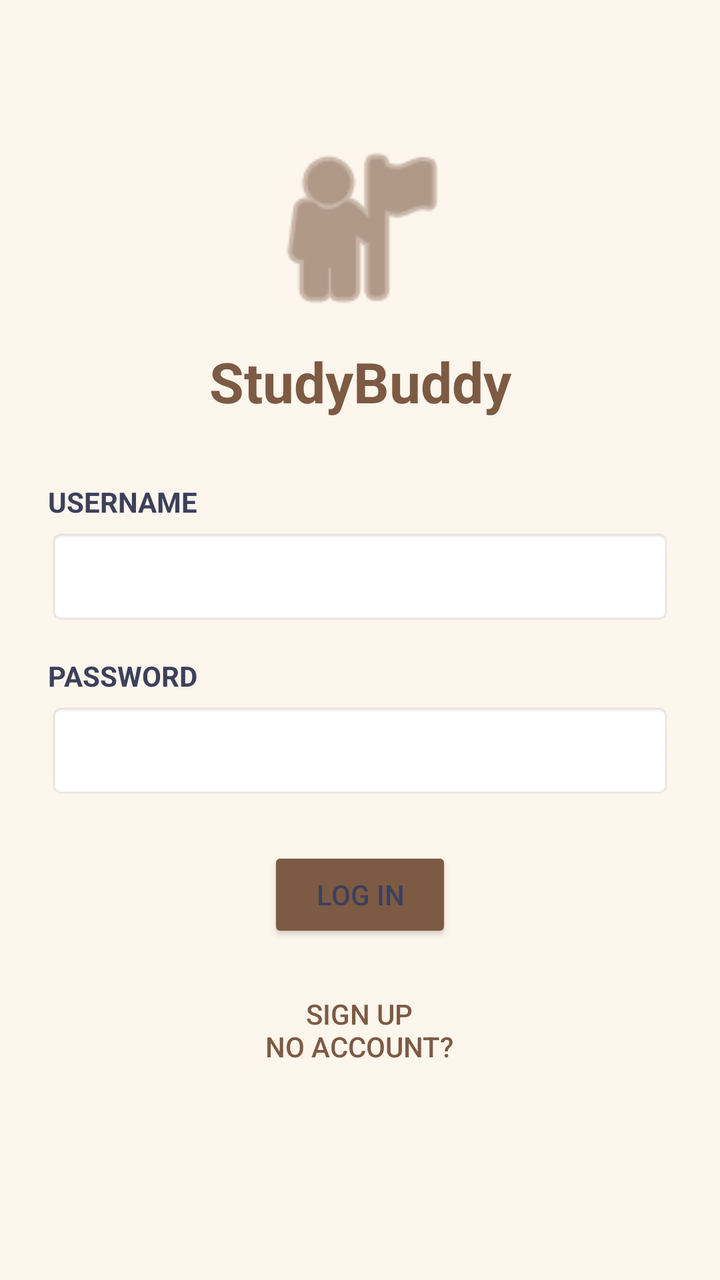
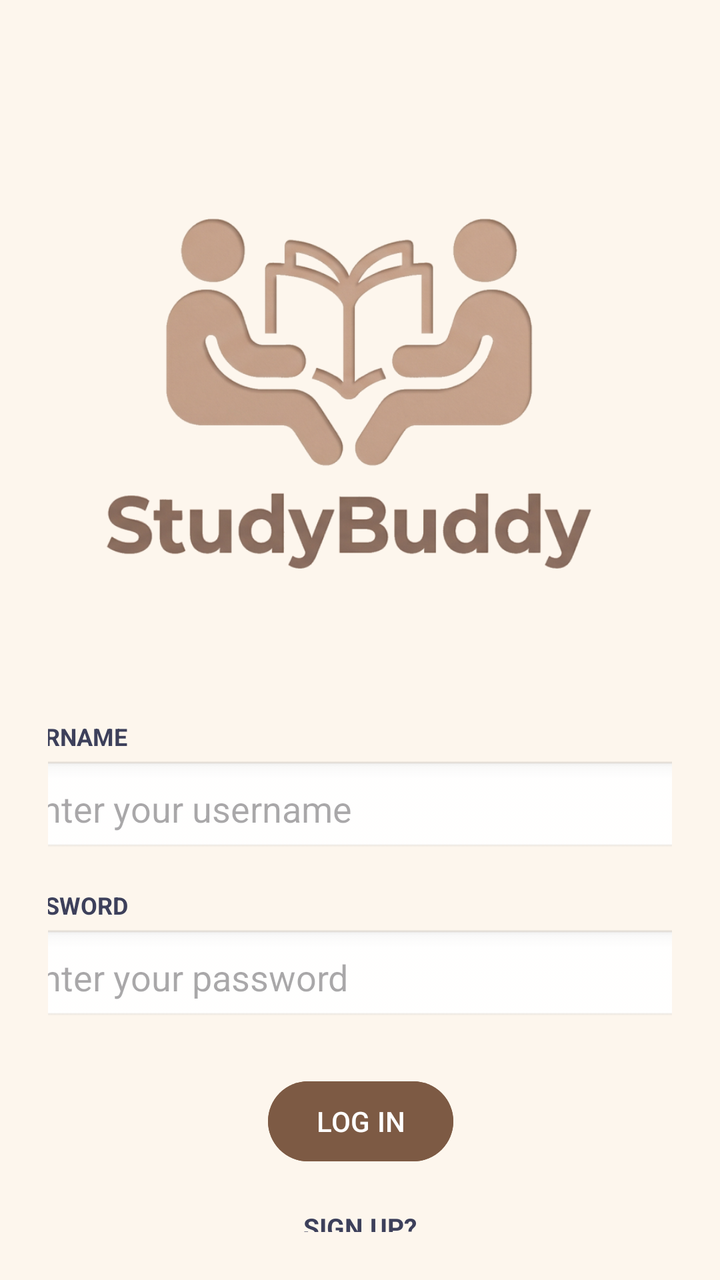

Compare the two renders of this Android layout. The source of the first and the diff that turns it into the second are given below.
<!-- AndroidManifest.xml: application theme Theme.ProjectStudyBuddy1 -->
<!-- res/layout/activity_login.xml -->
<?xml version="1.0" encoding="utf-8"?>
<ScrollView xmlns:android="http://schemas.android.com/apk/res/android"
    xmlns:app="http://schemas.android.com/apk/res-auto"
    xmlns:tools="http://schemas.android.com/tools"
    android:layout_width="match_parent"
    android:layout_height="match_parent"
    android:background="@color/bg_cream"
    android:fillViewport="true">

    <androidx.constraintlayout.widget.ConstraintLayout
        android:layout_width="match_parent"
        android:layout_height="wrap_content"
        android:padding="24dp">

        <ImageView
            android:id="@+id/ivLogoIcon"
            android:layout_width="100dp"
            android:layout_height="100dp"
            android:layout_marginTop="40dp"
            android:src="@android:drawable/ic_menu_myplaces"
            app:tint="@color/accent_brown"
            app:layout_constraintTop_toTopOf="parent"
            app:layout_constraintStart_toStartOf="parent"
            app:layout_constraintEnd_toEndOf="parent"
            android:contentDescription="StudyBuddy Logo" />

        <TextView
            android:id="@+id/tvBrandName"
            android:layout_width="wrap_content"
            android:layout_height="wrap_content"
            android:text="StudyBuddy"
            android:textSize="28sp"
            android:textStyle="bold"
            android:textColor="@color/accent_brown"
            android:layout_marginTop="8dp"
            app:layout_constraintTop_toBottomOf="@id/ivLogoIcon"
            app:layout_constraintStart_toStartOf="parent"
            app:layout_constraintEnd_toEndOf="parent"
            tools:ignore="HardcodedText" />

        <LinearLayout
            android:id="@+id/panelLogin"
            android:layout_width="0dp"
            android:layout_height="wrap_content"
            android:orientation="vertical"
            android:layout_marginTop="32dp"
            android:visibility="visible"
            app:layout_constraintWidth_max="420dp"
            app:layout_constraintTop_toBottomOf="@id/tvBrandName"
            app:layout_constraintStart_toStartOf="parent"
            app:layout_constraintEnd_toEndOf="parent">

            <TextView
                android:layout_width="wrap_content"
                android:layout_height="wrap_content"
                android:text="USERNAME"
                android:textStyle="bold"
                android:textColor="@color/text_dark"
                tools:ignore="HardcodedText" />

            <EditText
                android:id="@+id/etLoginUsername"
                android:layout_width="match_parent"
                android:layout_height="48dp"
                android:layout_marginTop="4dp"
                android:background="@android:drawable/editbox_background"
                android:paddingHorizontal="12dp"
                android:inputType="text"
                android:textColor="@color/text_dark"
                android:importantForAutofill="no"
                tools:ignore="LabelFor" />

            <TextView
                android:layout_width="wrap_content"
                android:layout_height="wrap_content"
                android:text="PASSWORD"
                android:textStyle="bold"
                android:textColor="@color/text_dark"
                android:layout_marginTop="16dp"
                tools:ignore="HardcodedText" />

            <EditText
                android:id="@+id/etLoginPassword"
                android:layout_width="match_parent"
                android:layout_height="48dp"
                android:layout_marginTop="4dp"
                android:background="@android:drawable/editbox_background"
                android:paddingHorizontal="12dp"
                android:inputType="textPassword"
                android:textColor="@color/text_dark"
                android:importantForAutofill="no"
                tools:ignore="LabelFor" />

            <Button
                android:id="@+id/btnLoginSubmit"
                android:layout_width="wrap_content"
                android:layout_height="wrap_content"
                android:layout_gravity="center"
                android:layout_marginTop="24dp"
                android:text="LOG IN"
                android:textColor="@color/text_dark"
                android:backgroundTint="@android:color/white"
                style="@android:style/Widget.DeviceDefault.Button"
                tools:ignore="HardcodedText" />

            <Button
                android:id="@+id/btnSwitchToSignup"
                android:layout_width="wrap_content"
                android:layout_height="wrap_content"
                android:layout_gravity="center"
                android:layout_marginTop="16dp"
                android:text="SIGN UP\nNO ACCOUNT?"
                style="@android:style/Widget.DeviceDefault.Button.Borderless"
                android:textColor="@color/accent_brown"
                android:gravity="center"
                tools:ignore="HardcodedText" />
        </LinearLayout>

        <LinearLayout
            android:id="@+id/panelSignup"
            android:layout_width="0dp"
            android:layout_height="wrap_content"
            android:orientation="vertical"
            android:layout_marginTop="32dp"
            android:visibility="gone"
            app:layout_constraintWidth_max="420dp"
            app:layout_constraintTop_toBottomOf="@id/tvBrandName"
            app:layout_constraintStart_toStartOf="parent"
            app:layout_constraintEnd_toEndOf="parent">

            <TextView
                android:layout_width="wrap_content"
                android:layout_height="wrap_content"
                android:text="USERNAME"
                android:textStyle="bold"
                android:textColor="@color/text_dark"
                tools:ignore="HardcodedText" />

            <EditText
                android:id="@+id/etSignupUsername"
                android:layout_width="match_parent"
                android:layout_height="48dp"
                android:layout_marginTop="4dp"
                android:background="@android:drawable/editbox_background"
                android:paddingHorizontal="12dp"
                android:inputType="text"
                android:textColor="@color/text_dark"
                android:importantForAutofill="no"
                tools:ignore="LabelFor" />

            <TextView
                android:layout_width="wrap_content"
                android:layout_height="wrap_content"
                android:text="PASSWORD"
                android:textStyle="bold"
                android:textColor="@color/text_dark"
                android:layout_marginTop="16dp"
                tools:ignore="HardcodedText" />

            <EditText
                android:id="@+id/etSignupPassword"
                android:layout_width="match_parent"
                android:layout_height="48dp"
                android:layout_marginTop="4dp"
                android:background="@android:drawable/editbox_background"
                android:paddingHorizontal="12dp"
                android:inputType="textPassword"
                android:textColor="@color/text_dark"
                android:importantForAutofill="no"
                tools:ignore="LabelFor" />

            <TextView
                android:layout_width="wrap_content"
                android:layout_height="wrap_content"
                android:text="CONFIRM PASSWORD"
                android:textStyle="bold"
                android:textColor="@color/text_dark"
                android:layout_marginTop="16dp"
                tools:ignore="HardcodedText" />

            <EditText
                android:id="@+id/etSignupConfirmPassword"
                android:layout_width="match_parent"
                android:layout_height="48dp"
                android:layout_marginTop="4dp"
                android:background="@android:drawable/editbox_background"
                android:paddingHorizontal="12dp"
                android:inputType="textPassword"
                android:textColor="@color/text_dark"
                android:importantForAutofill="no"
                tools:ignore="LabelFor" />

            <Button
                android:id="@+id/btnSignupSubmit"
                android:layout_width="wrap_content"
                android:layout_height="wrap_content"
                android:layout_gravity="center"
                android:layout_marginTop="24dp"
                android:text="SIGN-UP"
                android:textColor="@color/text_dark"
                android:backgroundTint="#F4A261"
                style="@android:style/Widget.DeviceDefault.Button"
                tools:ignore="HardcodedText" />

            <Button
                android:id="@+id/btnSwitchToLogin"
                android:layout_width="wrap_content"
                android:layout_height="wrap_content"
                android:layout_gravity="center"
                android:layout_marginTop="16dp"
                android:text="LOG IN\nACCOUNT CREATED?"
                style="@android:style/Widget.DeviceDefault.Button.Borderless"
                android:textColor="@color/text_dark"
                android:gravity="center"
                tools:ignore="HardcodedText" />
        </LinearLayout>

    </androidx.constraintlayout.widget.ConstraintLayout>
</ScrollView>
<!-- resources referenced by this layout -->
<resources>
  <color name="accent_brown">#7D5A44</color>
  <color name="bg_cream">#FDF6ED</color>
  <color name="text_dark">#3D405B</color>
  <style name="Theme.ProjectStudyBuddy1" parent="Theme.Material3.DayNight.NoActionBar">
          <item name="colorPrimary">@color/accent_brown</item>
          <item name="colorPrimaryDark">@color/accent_brown</item>
          <item name="colorAccent">@color/accent_orange</item>
  
          <item name="android:windowBackground">@color/bg_cream</item>
          <item name="android:colorBackground">@color/bg_cream</item>
  
          <item name="android:statusBarColor">@color/bg_cream</item>
          <item name="android:windowLightStatusBar">true</item>
  
          <item name="colorSurface">@color/card_white</item>
          <item name="colorOnSurface">@color/text_dark</item>
      </style>
  <color name="accent_orange">#E07A5F</color>
  <color name="card_white">#FFFFFF</color>
</resources>

<!-- the commit's change to res/layout/activity_login.xml (unified diff, before → after) -->
@@ -1,219 +1,211 @@
 <?xml version="1.0" encoding="utf-8"?>
-<ScrollView xmlns:android="http://schemas.android.com/apk/res/android"
+<androidx.constraintlayout.widget.ConstraintLayout
+    xmlns:android="http://schemas.android.com/apk/res/android"
     xmlns:app="http://schemas.android.com/apk/res-auto"
     xmlns:tools="http://schemas.android.com/tools"
+    android:id="@+id/main"
     android:layout_width="match_parent"
     android:layout_height="match_parent"
     android:background="@color/bg_cream"
-    android:fillViewport="true">
-
-    <androidx.constraintlayout.widget.ConstraintLayout
-        android:layout_width="match_parent"
+    android:padding="24dp">
+
+    <ImageView
+        android:id="@+id/ivLogoIcon"
+        android:layout_width="320dp"
+        android:layout_height="320dp"
+        android:layout_marginTop="16dp"
+        android:scaleType="fitCenter"
+        android:src="@drawable/image3"
+        android:contentDescription="App Logo"
+        app:layout_constraintTop_toTopOf="parent"
+        app:layout_constraintStart_toStartOf="parent"
+        app:layout_constraintEnd_toEndOf="parent" />
+
+    <LinearLayout
+        android:id="@+id/panelLogin"
+        android:layout_width="360dp"
         android:layout_height="wrap_content"
-        android:padding="24dp">
-
-        <ImageView
-            android:id="@+id/ivLogoIcon"
-            android:layout_width="100dp"
-            android:layout_height="100dp"
-            android:layout_marginTop="40dp"
-            android:src="@android:drawable/ic_menu_myplaces"
-            app:tint="@color/accent_brown"
-            app:layout_constraintTop_toTopOf="parent"
-            app:layout_constraintStart_toStartOf="parent"
-            app:layout_constraintEnd_toEndOf="parent"
-            android:contentDescription="StudyBuddy Logo" />
-
-        <TextView
-            android:id="@+id/tvBrandName"
-            android:layout_width="wrap_content"
-            android:layout_height="wrap_content"
-            android:text="StudyBuddy"
-            android:textSize="28sp"
-            android:textStyle="bold"
-            android:textColor="@color/accent_brown"
-            android:layout_marginTop="8dp"
-            app:layout_constraintTop_toBottomOf="@id/ivLogoIcon"
-            app:layout_constraintStart_toStartOf="parent"
-            app:layout_constraintEnd_toEndOf="parent"
-            tools:ignore="HardcodedText" />
-
-        <LinearLayout
-            android:id="@+id/panelLogin"
-            android:layout_width="0dp"
-            android:layout_height="wrap_content"
-            android:orientation="vertical"
-            android:layout_marginTop="32dp"
-            android:visibility="visible"
-            app:layout_constraintWidth_max="420dp"
-            app:layout_constraintTop_toBottomOf="@id/tvBrandName"
-            app:layout_constraintStart_toStartOf="parent"
-            app:layout_constraintEnd_toEndOf="parent">
-
-            <TextView
-                android:layout_width="wrap_content"
-                android:layout_height="wrap_content"
-                android:text="USERNAME"
-                android:textStyle="bold"
-                android:textColor="@color/text_dark"
-                tools:ignore="HardcodedText" />
-
-            <EditText
-                android:id="@+id/etLoginUsername"
-                android:layout_width="match_parent"
-                android:layout_height="48dp"
-                android:layout_marginTop="4dp"
-                android:background="@android:drawable/editbox_background"
-                android:paddingHorizontal="12dp"
-                android:inputType="text"
-                android:textColor="@color/text_dark"
-                android:importantForAutofill="no"
-                tools:ignore="LabelFor" />
-
-            <TextView
-                android:layout_width="wrap_content"
-                android:layout_height="wrap_content"
-                android:text="PASSWORD"
-                android:textStyle="bold"
-                android:textColor="@color/text_dark"
-                android:layout_marginTop="16dp"
-                tools:ignore="HardcodedText" />
-
-            <EditText
-                android:id="@+id/etLoginPassword"
-                android:layout_width="match_parent"
-                android:layout_height="48dp"
-                android:layout_marginTop="4dp"
-                android:background="@android:drawable/editbox_background"
-                android:paddingHorizontal="12dp"
-                android:inputType="textPassword"
-                android:textColor="@color/text_dark"
-                android:importantForAutofill="no"
-                tools:ignore="LabelFor" />
-
-            <Button
-                android:id="@+id/btnLoginSubmit"
-                android:layout_width="wrap_content"
-                android:layout_height="wrap_content"
-                android:layout_gravity="center"
-                android:layout_marginTop="24dp"
-                android:text="LOG IN"
-                android:textColor="@color/text_dark"
-                android:backgroundTint="@android:color/white"
-                style="@android:style/Widget.DeviceDefault.Button"
-                tools:ignore="HardcodedText" />
-
-            <Button
-                android:id="@+id/btnSwitchToSignup"
-                android:layout_width="wrap_content"
-                android:layout_height="wrap_content"
-                android:layout_gravity="center"
-                android:layout_marginTop="16dp"
-                android:text="SIGN UP\nNO ACCOUNT?"
-                style="@android:style/Widget.DeviceDefault.Button.Borderless"
-                android:textColor="@color/accent_brown"
-                android:gravity="center"
-                tools:ignore="HardcodedText" />
-        </LinearLayout>
-
-        <LinearLayout
-            android:id="@+id/panelSignup"
-            android:layout_width="0dp"
-            android:layout_height="wrap_content"
-            android:orientation="vertical"
-            android:layout_marginTop="32dp"
-            android:visibility="gone"
-            app:layout_constraintWidth_max="420dp"
-            app:layout_constraintTop_toBottomOf="@id/tvBrandName"
-            app:layout_constraintStart_toStartOf="parent"
-            app:layout_constraintEnd_toEndOf="parent">
-
-            <TextView
-                android:layout_width="wrap_content"
-                android:layout_height="wrap_content"
-                android:text="USERNAME"
-                android:textStyle="bold"
-                android:textColor="@color/text_dark"
-                tools:ignore="HardcodedText" />
-
-            <EditText
-                android:id="@+id/etSignupUsername"
-                android:layout_width="match_parent"
-                android:layout_height="48dp"
-                android:layout_marginTop="4dp"
-                android:background="@android:drawable/editbox_background"
-                android:paddingHorizontal="12dp"
-                android:inputType="text"
-                android:textColor="@color/text_dark"
-                android:importantForAutofill="no"
-                tools:ignore="LabelFor" />
-
-            <TextView
-                android:layout_width="wrap_content"
-                android:layout_height="wrap_content"
-                android:text="PASSWORD"
-                android:textStyle="bold"
-                android:textColor="@color/text_dark"
-                android:layout_marginTop="16dp"
-                tools:ignore="HardcodedText" />
-
-            <EditText
-                android:id="@+id/etSignupPassword"
-                android:layout_width="match_parent"
-                android:layout_height="48dp"
-                android:layout_marginTop="4dp"
-                android:background="@android:drawable/editbox_background"
-                android:paddingHorizontal="12dp"
-                android:inputType="textPassword"
-                android:textColor="@color/text_dark"
-                android:importantForAutofill="no"
-                tools:ignore="LabelFor" />
-
-            <TextView
-                android:layout_width="wrap_content"
-                android:layout_height="wrap_content"
-                android:text="CONFIRM PASSWORD"
-                android:textStyle="bold"
-                android:textColor="@color/text_dark"
-                android:layout_marginTop="16dp"
-                tools:ignore="HardcodedText" />
-
-            <EditText
-                android:id="@+id/etSignupConfirmPassword"
-                android:layout_width="match_parent"
-                android:layout_height="48dp"
-                android:layout_marginTop="4dp"
-                android:background="@android:drawable/editbox_background"
-                android:paddingHorizontal="12dp"
-                android:inputType="textPassword"
-                android:textColor="@color/text_dark"
-                android:importantForAutofill="no"
-                tools:ignore="LabelFor" />
-
-            <Button
-                android:id="@+id/btnSignupSubmit"
-                android:layout_width="wrap_content"
-                android:layout_height="wrap_content"
-                android:layout_gravity="center"
-                android:layout_marginTop="24dp"
-                android:text="SIGN-UP"
-                android:textColor="@color/text_dark"
-                android:backgroundTint="#F4A261"
-                style="@android:style/Widget.DeviceDefault.Button"
-                tools:ignore="HardcodedText" />
-
-            <Button
-                android:id="@+id/btnSwitchToLogin"
-                android:layout_width="wrap_content"
-                android:layout_height="wrap_content"
-                android:layout_gravity="center"
-                android:layout_marginTop="16dp"
-                android:text="LOG IN\nACCOUNT CREATED?"
-                style="@android:style/Widget.DeviceDefault.Button.Borderless"
-                android:textColor="@color/text_dark"
-                android:gravity="center"
-                tools:ignore="HardcodedText" />
-        </LinearLayout>
-
-    </androidx.constraintlayout.widget.ConstraintLayout>
-</ScrollView>
+        android:orientation="vertical"
+        android:visibility="visible"
+        app:layout_constraintTop_toBottomOf="@id/ivLogoIcon"
+        app:layout_constraintStart_toStartOf="parent"
+        app:layout_constraintEnd_toEndOf="parent">
+
+        <TextView
+            android:layout_width="wrap_content"
+            android:layout_height="wrap_content"
+            android:text="USERNAME"
+            android:textStyle="bold"
+            android:textSize="12sp"
+            android:textColor="@color/text_dark"
+            tools:ignore="HardcodedText" />
+
+        <EditText
+            android:id="@+id/etLoginUsername"
+            android:layout_width="match_parent"
+            android:layout_height="48dp"
+            android:layout_marginTop="4dp"
+            android:background="@android:drawable/edit_text"
+            android:padding="10dp"
+            android:inputType="textPersonName"
+            android:textColor="@color/text_dark"
+            android:hint="Enter your username"
+            android:importantForAutofill="no"
+            tools:ignore="HardcodedText" />
+
+        <TextView
+            android:layout_width="wrap_content"
+            android:layout_height="wrap_content"
+            android:layout_marginTop="16dp"
+            android:text="PASSWORD"
+            android:textStyle="bold"
+            android:textSize="12sp"
+            android:textColor="@color/text_dark"
+            tools:ignore="HardcodedText" />
+
+        <EditText
+            android:id="@+id/etLoginPassword"
+            android:layout_width="match_parent"
+            android:layout_height="48dp"
+            android:layout_marginTop="4dp"
+            android:background="@android:drawable/edit_text"
+            android:padding="10dp"
+            android:inputType="textPassword"
+            android:textColor="@color/text_dark"
+            android:hint="Enter your password"
+            android:importantForAutofill="no"
+            tools:ignore="HardcodedText" />
+
+        <Button
+            android:id="@+id/btnLoginSubmit"
+            android:layout_width="wrap_content"
+            android:layout_height="wrap_content"
+            android:layout_gravity="center_horizontal"
+            android:layout_marginTop="24dp"
+            android:paddingStart="24dp"
+            android:paddingEnd="24dp"
+            android:text="LOG IN"
+            android:textColor="@android:color/white"
+            android:backgroundTint="@color/accent_brown"
+            tools:ignore="HardcodedText" />
+
+        <TextView
+            android:id="@+id/btnSwitchToSignup"
+            android:layout_width="wrap_content"
+            android:layout_height="wrap_content"
+            android:layout_gravity="center_horizontal"
+            android:layout_marginTop="20dp"
+            android:gravity="center"
+            android:text="SIGN UP?\nNO ACCOUNT?"
+            android:textColor="@color/text_dark"
+            android:textSize="13sp"
+            android:textStyle="bold"
+            tools:ignore="HardcodedText" />
+    </LinearLayout>
+
+    <LinearLayout
+        android:id="@+id/panelSignup"
+        android:layout_width="360dp"
+        android:layout_height="wrap_content"
+        android:orientation="vertical"
+        android:visibility="gone"
+        app:layout_constraintTop_toBottomOf="@id/ivLogoIcon"
+        app:layout_constraintStart_toStartOf="parent"
+        app:layout_constraintEnd_toEndOf="parent">
+
+        <TextView
+            android:layout_width="wrap_content"
+            android:layout_height="wrap_content"
+            android:text="CHOOSE USERNAME"
+            android:textStyle="bold"
+            android:textSize="12sp"
+            android:textColor="@color/text_dark"
+            tools:ignore="HardcodedText" />
+
+        <EditText
+            android:id="@+id/etSignupUsername"
+            android:layout_width="match_parent"
+            android:layout_height="48dp"
+            android:layout_marginTop="4dp"
+            android:background="@android:drawable/edit_text"
+            android:padding="10dp"
+            android:inputType="textPersonName"
+            android:textColor="@color/text_dark"
+            android:hint="Create username"
+            android:importantForAutofill="no"
+            tools:ignore="HardcodedText" />
+
+        <TextView
+            android:layout_width="wrap_content"
+            android:layout_height="wrap_content"
+            android:layout_marginTop="12dp"
+            android:text="CREATE PASSWORD"
+            android:textStyle="bold"
+            android:textSize="12sp"
+            android:textColor="@color/text_dark"
+            tools:ignore="HardcodedText" />
+
+        <EditText
+            android:id="@+id/etSignupPassword"
+            android:layout_width="match_parent"
+            android:layout_height="48dp"
+            android:layout_marginTop="4dp"
+            android:background="@android:drawable/edit_text"
+            android:padding="10dp"
+            android:inputType="textPassword"
+            android:textColor="@color/text_dark"
+            android:hint="Create password"
+            android:importantForAutofill="no"
+            tools:ignore="HardcodedText" />
+
+        <TextView
+            android:layout_width="wrap_content"
+            android:layout_height="wrap_content"
+            android:layout_marginTop="12dp"
+            android:text="CONFIRM PASSWORD"
+            android:textStyle="bold"
+            android:textSize="12sp"
+            android:textColor="@color/text_dark"
+            tools:ignore="HardcodedText" />
+
+        <EditText
+            android:id="@+id/etSignupConfirmPassword"
+            android:layout_width="match_parent"
+            android:layout_height="48dp"
+            android:layout_marginTop="4dp"
+            android:background="@android:drawable/edit_text"
+            android:padding="10dp"
+            android:inputType="textPassword"
+            android:textColor="@color/text_dark"
+            android:hint="Confirm password"
+            android:importantForAutofill="no"
+            tools:ignore="HardcodedText" />
+
+        <Button
+            android:id="@+id/btnSignupSubmit"
+            android:layout_width="wrap_content"
+            android:layout_height="wrap_content"
+            android:layout_gravity="center_horizontal"
+            android:layout_marginTop="24dp"
+            android:paddingStart="24dp"
+            android:paddingEnd="24dp"
+            android:text="REGISTER"
+            android:textColor="@android:color/white"
+            android:backgroundTint="@color/accent_brown"
+            tools:ignore="HardcodedText" />
+
+        <TextView
+            android:id="@+id/btnSwitchToLogin"
+            android:layout_width="wrap_content"
+            android:layout_height="wrap_content"
+            android:layout_gravity="center_horizontal"
+            android:layout_marginTop="20dp"
+            android:gravity="center"
+            android:text="ALREADY HAVE AN ACCOUNT?\nLOG IN HERE"
+            android:textColor="@color/text_dark"
+            android:textSize="13sp"
+            android:textStyle="bold"
+            tools:ignore="HardcodedText" />
+    </LinearLayout>
+
+</androidx.constraintlayout.widget.ConstraintLayout>
<!-- resource entries referenced after the edit -->
@@ -3,6 +3,7 @@
   <color name="accent_brown">#7D5A44</color>
   <color name="bg_cream">#FDF6ED</color>
   <color name="text_dark">#3D405B</color>
+  <!-- drawable image3: png bitmap (drawable, 260016 bytes) -->
   <style name="Theme.ProjectStudyBuddy1" parent="Theme.Material3.DayNight.NoActionBar">
           <item name="colorPrimary">@color/accent_brown</item>
           <item name="colorPrimaryDark">@color/accent_brown</item>
